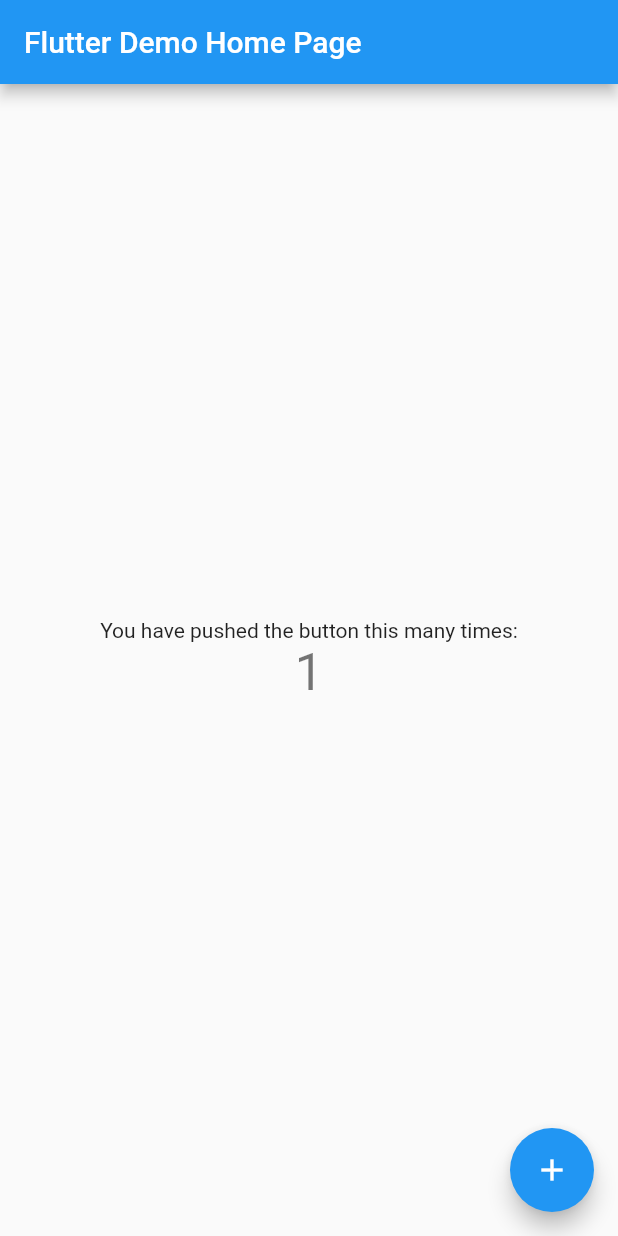
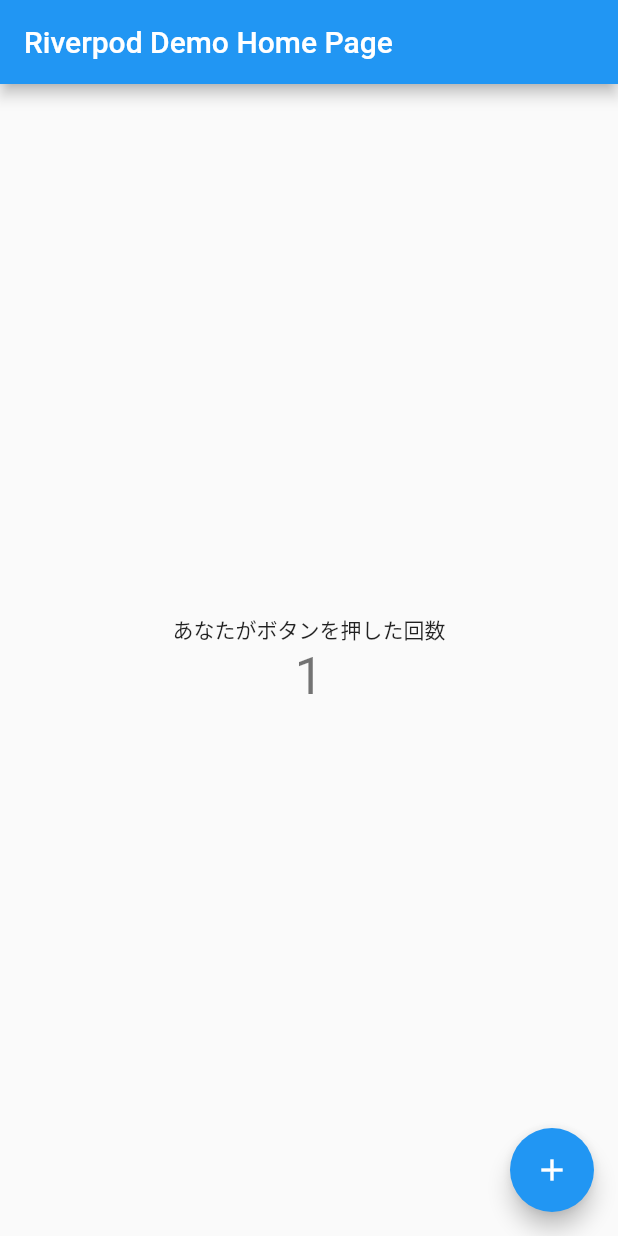
Before and after one commit to ryoNagata001/riverpod_countup, a Flutter app: the screen it shows after launch, after a tap on the "add" icon, on a phone screen of 412 x 824 dp. Run offline on Flutter 3.47's test engine with Material 2 defaults, Android fonts, the light colour scheme and no system bars; our stand-ins replace hooks_riverpod.

Commit message:
簡易的にriverpodを導入した

```diff
--- a/lib/main.dart
+++ b/lib/main.dart
@@ -1,7 +1,13 @@
 import 'package:flutter/material.dart';
+import 'package:hooks_riverpod/hooks_riverpod.dart';
+import 'package:riverpod_countup/provider.dart';
 
 void main() {
-  runApp(const MyApp());
+  runApp(
+    const ProviderScope(
+      child: MyApp(),
+    ),
+  );
 }
 
 class MyApp extends StatelessWidget {
@@ -13,103 +19,46 @@
     return MaterialApp(
       title: 'Flutter Demo',
       theme: ThemeData(
-        // This is the theme of your application.
-        //
-        // Try running your application with "flutter run". You'll see the
-        // application has a blue toolbar. Then, without quitting the app, try
-        // changing the primarySwatch below to Colors.green and then invoke
-        // "hot reload" (press "r" in the console where you ran "flutter run",
-        // or simply save your changes to "hot reload" in a Flutter IDE).
-        // Notice that the counter didn't reset back to zero; the application
-        // is not restarted.
         primarySwatch: Colors.blue,
       ),
-      home: const MyHomePage(title: 'Flutter Demo Home Page'),
+      home: const MyHomePage(),
     );
   }
 }
 
-class MyHomePage extends StatefulWidget {
-  const MyHomePage({Key? key, required this.title}) : super(key: key);
-
-  // This widget is the home page of your application. It is stateful, meaning
-  // that it has a State object (defined below) that contains fields that affect
-  // how it looks.
-
-  // This class is the configuration for the state. It holds the values (in this
-  // case the title) provided by the parent (in this case the App widget) and
-  // used by the build method of the State. Fields in a Widget subclass are
-  // always marked "final".
-
-  final String title;
+class MyHomePage extends ConsumerStatefulWidget {
+  const MyHomePage({Key? key}) : super(key: key);
 
   @override
-  State<MyHomePage> createState() => _MyHomePageState();
+  ConsumerState<MyHomePage> createState() => _MyHomePageState();
 }
 
-class _MyHomePageState extends State<MyHomePage> {
-  int _counter = 0;
-
-  void _incrementCounter() {
-    setState(() {
-      // This call to setState tells the Flutter framework that something has
-      // changed in this State, which causes it to rerun the build method below
-      // so that the display can reflect the updated values. If we changed
-      // _counter without calling setState(), then the build method would not be
-      // called again, and so nothing would appear to happen.
-      _counter++;
-    });
-  }
-
+class _MyHomePageState extends ConsumerState<MyHomePage> {
   @override
   Widget build(BuildContext context) {
-    // This method is rerun every time setState is called, for instance as done
-    // by the _incrementCounter method above.
-    //
-    // The Flutter framework has been optimized to make rerunning build methods
-    // fast, so that you can just rebuild anything that needs updating rather
-    // than having to individually change instances of widgets.
     return Scaffold(
       appBar: AppBar(
-        // Here we take the value from the MyHomePage object that was created by
-        // the App.build method, and use it to set our appbar title.
-        title: Text(widget.title),
+        // riverpodから取得している
+        title: Text(ref.watch(titleProvider)),
       ),
       body: Center(
-        // Center is a layout widget. It takes a single child and positions it
-        // in the middle of the parent.
         child: Column(
-          // Column is also a layout widget. It takes a list of children and
-          // arranges them vertically. By default, it sizes itself to fit its
-          // children horizontally, and tries to be as tall as its parent.
-          //
-          // Invoke "debug painting" (press "p" in the console, choose the
-          // "Toggle Debug Paint" action from the Flutter Inspector in Android
-          // Studio, or the "Toggle Debug Paint" command in Visual Studio Code)
-          // to see the wireframe for each widget.
-          //
-          // Column has various properties to control how it sizes itself and
-          // how it positions its children. Here we use mainAxisAlignment to
-          // center the children vertically; the main axis here is the vertical
-          // axis because Columns are vertical (the cross axis would be
-          // horizontal).
           mainAxisAlignment: MainAxisAlignment.center,
           children: <Widget>[
-            const Text(
-              'You have pushed the button this many times:',
-            ),
+            Text(ref.watch(messageProvider)),
             Text(
-              '$_counter',
+              ref.watch(countProvider).toString(),
               style: Theme.of(context).textTheme.headline4,
             ),
           ],
         ),
       ),
       floatingActionButton: FloatingActionButton(
-        onPressed: _incrementCounter,
+        // watchではなくreadを使うことで、providerに変更があった場合でも、WidgetTreeが再構築されなくなる
+        onPressed: () => ref.read(countProvider.notifier).update((count) => count + 1),
         tooltip: 'Increment',
         child: const Icon(Icons.add),
-      ), // This trailing comma makes auto-formatting nicer for build methods.
+      ),
     );
   }
 }
--- /dev/null
+++ b/lib/provider.dart
@@ -0,0 +1,7 @@
+import 'package:hooks_riverpod/hooks_riverpod.dart';
+
+// 定数
+final titleProvider = Provider<String>((_) => 'Riverpod Demo Home Page');
+final messageProvider = Provider<String>((_) => 'あなたがボタンを押した回数');
+// 変数
+final countProvider = StateProvider<int>((ref) => 0);
```
